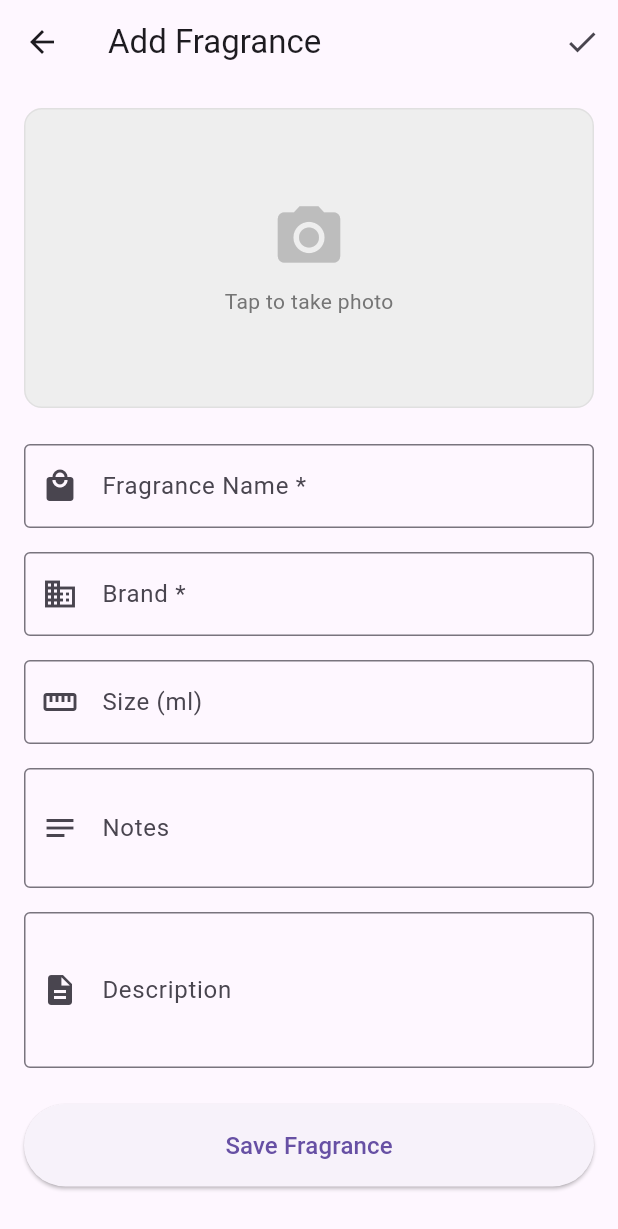
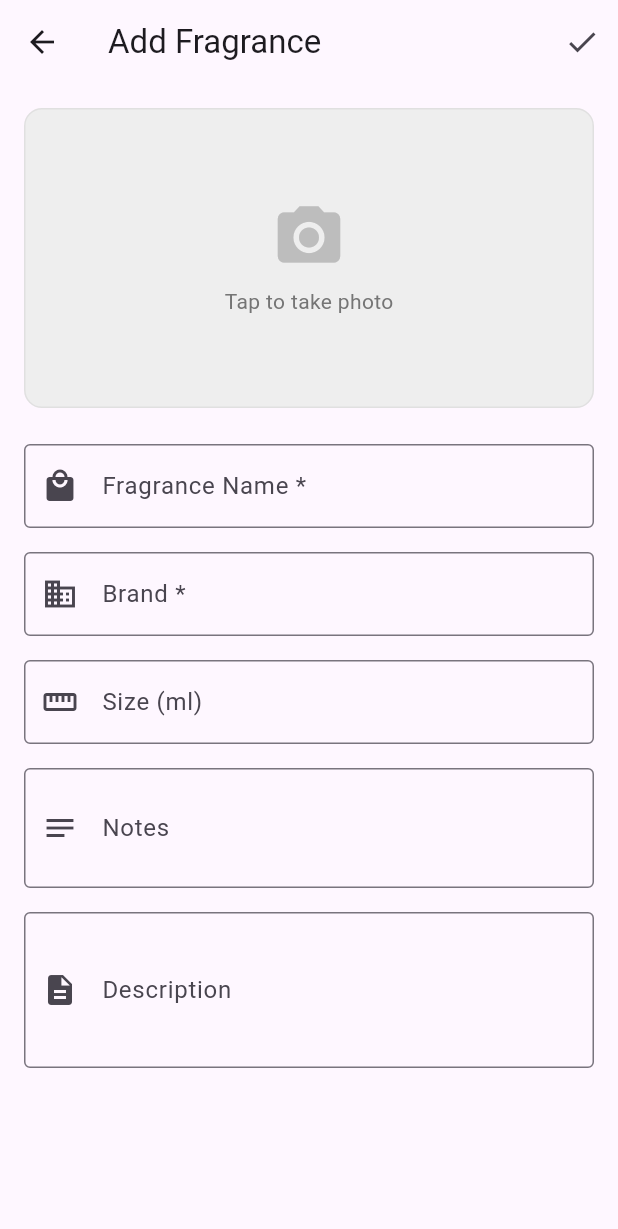
Before and after one commit to LZ25601/CPD, a Flutter app: the AddFragranceScreen screen opened directly, on a phone screen of 412 x 824 dp. Shown: the top 1229 px of the screen. Run offline on Flutter 3.47's test engine with Material 3 defaults, Android fonts, the phone set to English and light mode, and no system bars; our stand-ins replace image_picker, sqflite; accounts and stored records are empty.

Commit message:
Removed the unecessary save button at the bottom

```diff
--- a/fragrance_collection_manager/lib/add_fragrance_screen.dart
+++ b/fragrance_collection_manager/lib/add_fragrance_screen.dart
@@ -206,18 +206,6 @@ class _AddFragranceScreenState extends State<AddFragranceScreen> {
               ),
               maxLines: 3,
             ),
-            const SizedBox(height: 24),
-
-            ElevatedButton(
-              onPressed: _isLoading ? null : _saveFragrance,
-              style: ElevatedButton.styleFrom(
-                padding: const EdgeInsets.all(16),
-              ),
-              child: const Text(
-                'Save Fragrance',
-                style: TextStyle(fontSize: 16),
-              ),
-            ),
           ],
         ),
       ),
```
